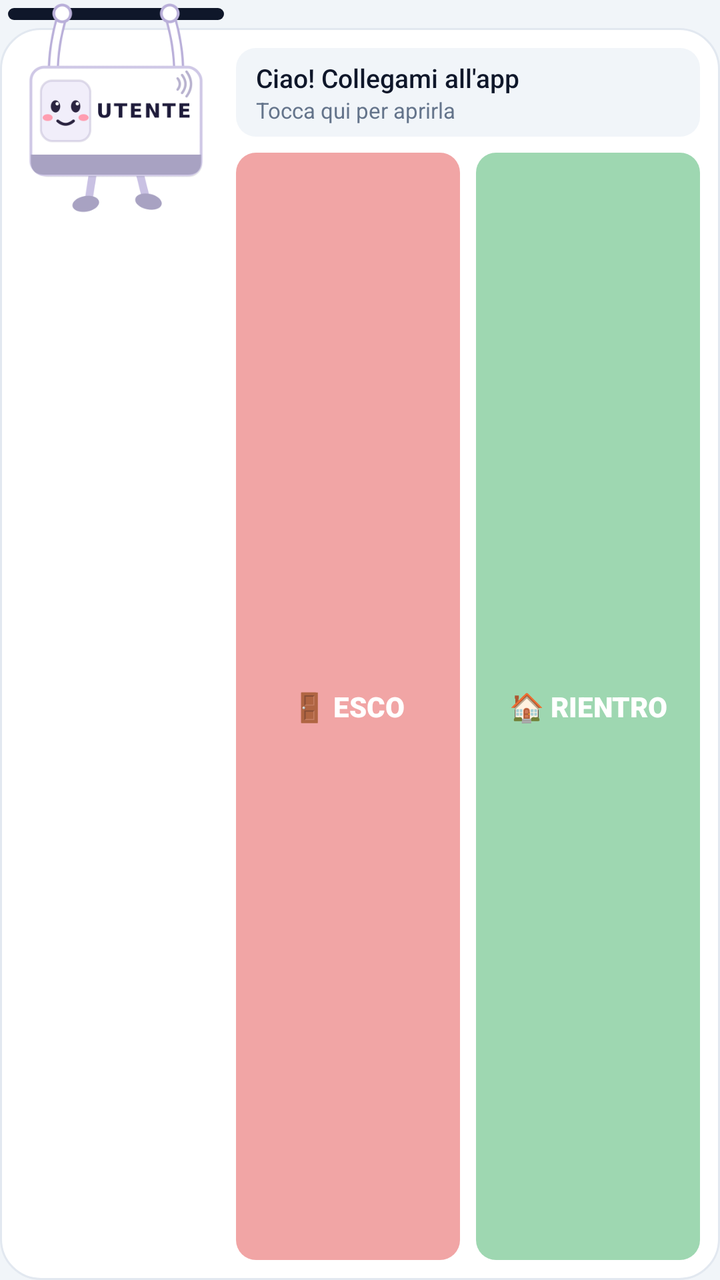
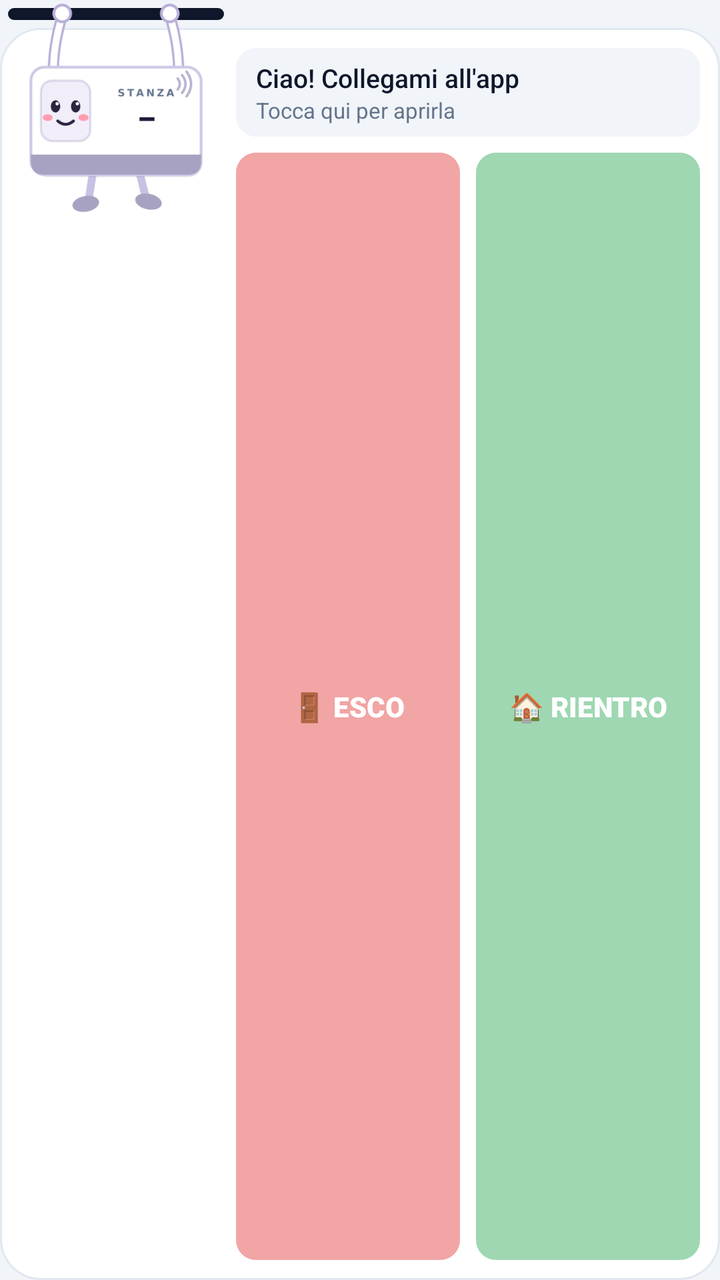

Compare the two renders of this Android layout. The source of the first and the diff that turns it into the second are given below.
<!-- AndroidManifest.xml: application theme Tema -->
<!-- res/layout/widget_presenze.xml -->
<?xml version="1.0" encoding="utf-8"?>
<FrameLayout xmlns:android="http://schemas.android.com/apk/res/android"
    android:id="@+id/w_root"
    android:layout_width="match_parent"
    android:layout_height="match_parent">

    
    <LinearLayout
        android:layout_width="match_parent"
        android:layout_height="match_parent"
        android:layout_marginTop="14dp"
        android:background="@drawable/widget_card"
        android:orientation="vertical"
        android:paddingStart="118dp"
        android:paddingTop="10dp"
        android:paddingEnd="10dp"
        android:paddingBottom="10dp">

        <LinearLayout
            android:id="@+id/w_fumetto"
            android:layout_width="match_parent"
            android:layout_height="wrap_content"
            android:background="@drawable/fumetto"
            android:orientation="vertical"
            android:paddingStart="10dp"
            android:paddingTop="6dp"
            android:paddingEnd="10dp"
            android:paddingBottom="6dp">

            <TextView
                android:id="@+id/w_titolo"
                android:layout_width="match_parent"
                android:layout_height="wrap_content"
                android:ellipsize="end"
                android:fontFamily="sans-serif-medium"
                android:maxLines="2"
                android:text="Ciao! Collegami all'app"
                android:textColor="#0F172A"
                android:textSize="13sp" />

            <TextView
                android:id="@+id/w_sotto"
                android:layout_width="match_parent"
                android:layout_height="wrap_content"
                android:ellipsize="end"
                android:maxLines="1"
                android:text="Tocca qui per aprirla"
                android:textColor="#64748B"
                android:textSize="11sp" />
        </LinearLayout>

        <LinearLayout
            android:layout_width="match_parent"
            android:layout_height="0dp"
            android:layout_marginTop="8dp"
            android:layout_weight="1"
            android:minHeight="40dp"
            android:orientation="horizontal">

            <TextView
                android:id="@+id/w_esco"
                android:layout_width="0dp"
                android:layout_height="match_parent"
                android:layout_marginEnd="4dp"
                android:layout_weight="1"
                android:background="@drawable/btn_esco_off"
                android:fontFamily="sans-serif-black"
                android:gravity="center"
                android:text="🚪 ESCO"
                android:textColor="#FFFFFF"
                android:textSize="14sp" />

            <TextView
                android:id="@+id/w_rientro"
                android:layout_width="0dp"
                android:layout_height="match_parent"
                android:layout_marginStart="4dp"
                android:layout_weight="1"
                android:background="@drawable/btn_rientro_off"
                android:fontFamily="sans-serif-black"
                android:gravity="center"
                android:text="🏠 RIENTRO"
                android:textColor="#FFFFFF"
                android:textSize="14sp" />
        </LinearLayout>
    </LinearLayout>

    
    <ImageView
        android:layout_width="108dp"
        android:layout_height="6dp"
        android:layout_marginStart="4dp"
        android:layout_marginTop="4dp"
        android:src="@drawable/widget_barra"
        android:scaleType="fitXY" />

    
    <ImageView
        android:id="@+id/w_omina"
        android:layout_width="112dp"
        android:layout_height="112dp"
        android:layout_marginStart="2dp"
        android:scaleType="fitStart"
        android:src="@drawable/tessera_neutra" />
</FrameLayout>
<!-- resources referenced by this layout -->
<resources>
  <!-- drawable btn_esco_off (drawable) -->
  <?xml version="1.0" encoding="utf-8"?>
  <ripple xmlns:android="http://schemas.android.com/apk/res/android" android:color="#33FFFFFF">
      <item><shape android:shape="rectangle"><solid android:color="#F1A5A5" /><corners android:radius="10dp" /></shape></item>
  </ripple>
  <!-- drawable btn_rientro_off (drawable) -->
  <?xml version="1.0" encoding="utf-8"?>
  <ripple xmlns:android="http://schemas.android.com/apk/res/android" android:color="#33FFFFFF">
      <item><shape android:shape="rectangle"><solid android:color="#9ED7B1" /><corners android:radius="10dp" /></shape></item>
  </ripple>
  <!-- drawable fumetto (drawable) -->
  <?xml version="1.0" encoding="utf-8"?>
  <shape xmlns:android="http://schemas.android.com/apk/res/android" android:shape="rectangle">
      <solid android:color="#F1F5F9" />
      <corners android:radius="10dp" />
  </shape>
  <!-- drawable tessera_neutra: png bitmap (drawable-nodpi, 16946 bytes) -->
  <!-- drawable widget_barra (drawable) -->
  <?xml version="1.0" encoding="utf-8"?>
  <shape xmlns:android="http://schemas.android.com/apk/res/android" android:shape="rectangle">
      <solid android:color="#0F172A" />
      <corners android:radius="3dp" />
  </shape>
  <!-- drawable widget_card (drawable) -->
  <?xml version="1.0" encoding="utf-8"?>
  <shape xmlns:android="http://schemas.android.com/apk/res/android" android:shape="rectangle">
      <solid android:color="#FFFFFF" />
      <stroke android:width="1dp" android:color="#E2E8F0" />
      <corners android:radius="20dp" />
  </shape>
  <style name="Tema" parent="@android:style/Theme.Material.Light.NoActionBar">
          <item name="android:windowBackground">@color/sfondo</item>
          <item name="android:colorAccent">@color/verde</item>
          <item name="android:colorPrimary">@color/scuro</item>
          <item name="android:colorPrimaryDark">@color/scuro</item>
      </style>
  <color name="sfondo">#F1F5F9</color>
  <color name="verde">#15803D</color>
  <color name="scuro">#0F172A</color>
</resources>

<!-- the commit's change to res/layout/widget_presenze.xml (unified diff, before → after) -->
@@ -102,4 +102,20 @@
         android:layout_marginStart="2dp"
         android:scaleType="fitStart"
         android:src="@drawable/tessera_neutra" />
+
+    
+    <TextView
+        android:id="@+id/w_stanza"
+        android:layout_width="50dp"
+        android:layout_height="20dp"
+        android:layout_marginStart="48dp"
+        android:layout_marginTop="49dp"
+        android:autoSizeMaxTextSize="16sp"
+        android:autoSizeMinTextSize="7sp"
+        android:autoSizeTextType="uniform"
+        android:fontFamily="sans-serif-black"
+        android:gravity="center"
+        android:maxLines="1"
+        android:text="–"
+        android:textColor="#1E1B3A" />
 </FrameLayout>
<!-- resource entries referenced after the edit -->
@@ -16,7 +16,7 @@
       <solid android:color="#F1F5F9" />
       <corners android:radius="10dp" />
   </shape>
-  <!-- drawable tessera_neutra: png bitmap (drawable-nodpi, 16946 bytes) -->
+  <!-- drawable tessera_neutra: png bitmap (drawable-nodpi, 17043 bytes) -->
   <!-- drawable widget_barra (drawable) -->
   <?xml version="1.0" encoding="utf-8"?>
   <shape xmlns:android="http://schemas.android.com/apk/res/android" android:shape="rectangle">
